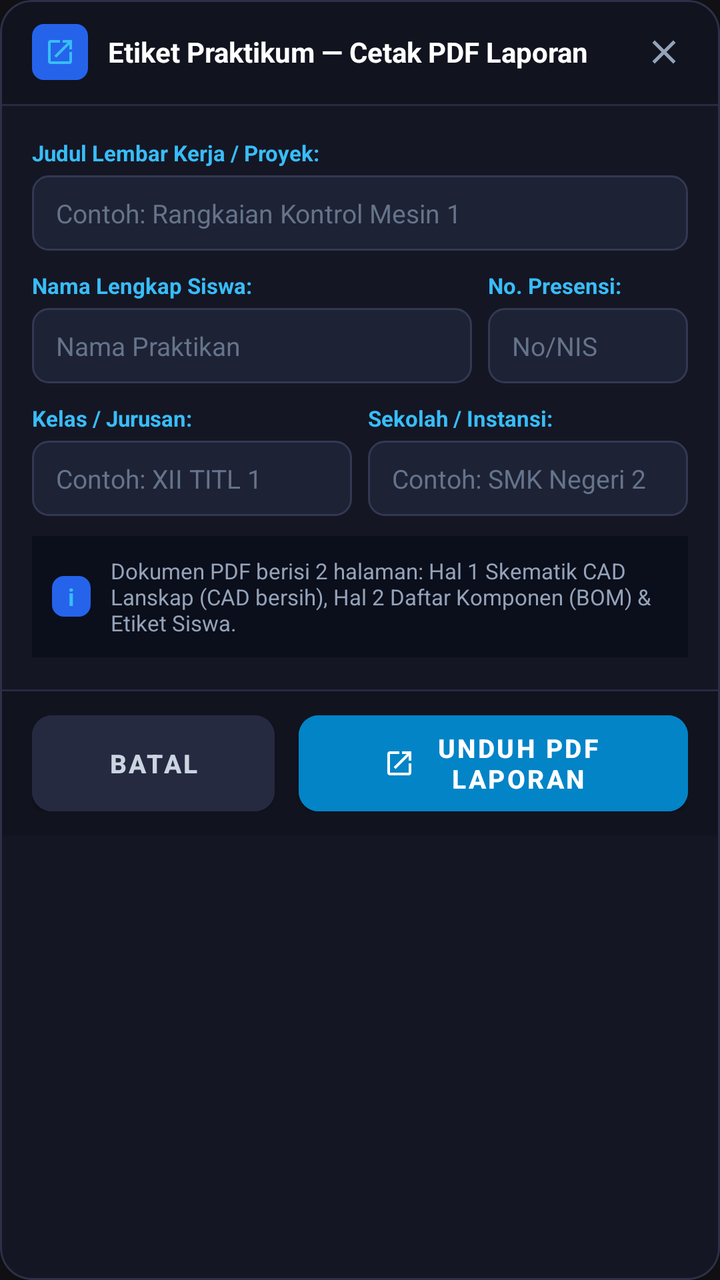
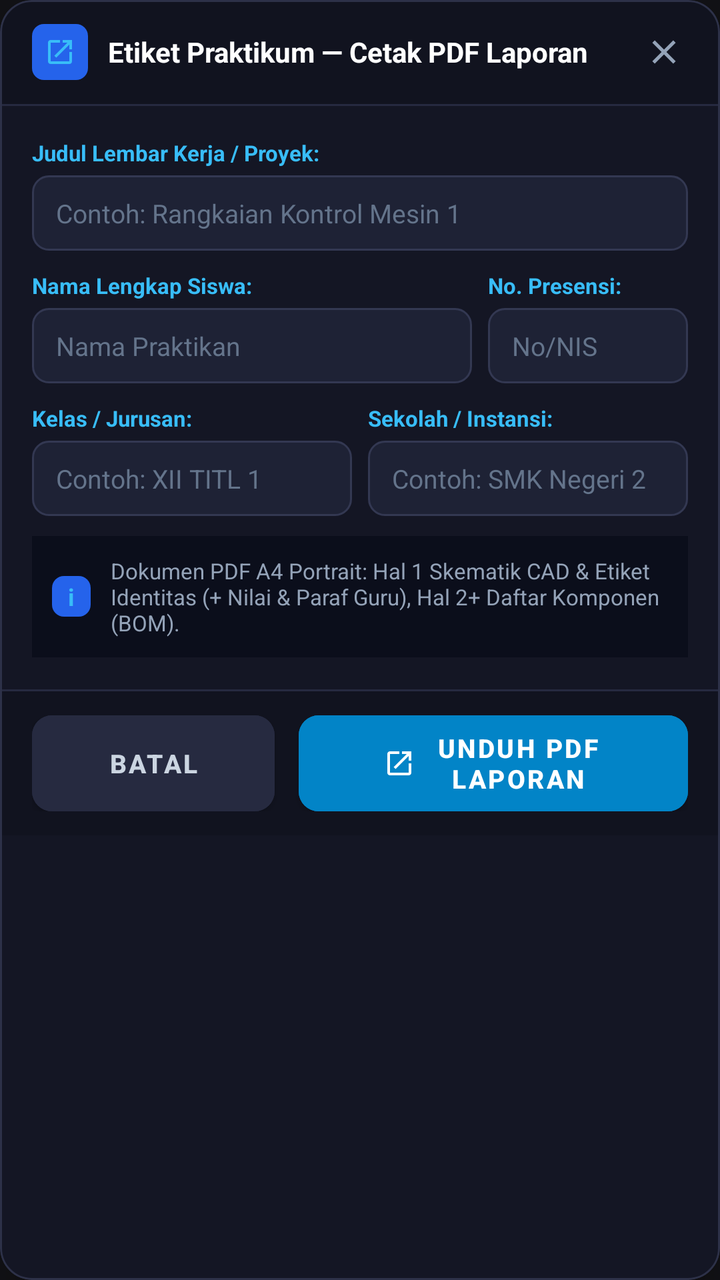

The first picture is an Android layout as it rendered before a commit; the second is the same layout after the commit. The layout source and the unified diff follow.
<!-- AndroidManifest.xml: application theme Theme.Simurelay -->
<!-- res/layout/dialog_modern_pdf_student_info.xml -->
<?xml version="1.0" encoding="utf-8"?>
<com.google.android.material.card.MaterialCardView
    xmlns:android="http://schemas.android.com/apk/res/android"
    xmlns:app="http://schemas.android.com/apk/res-auto"
    android:layout_width="match_parent"
    android:layout_height="wrap_content"
    android:layout_margin="16dp"
    app:cardBackgroundColor="#141624"
    app:cardCornerRadius="16dp"
    app:cardElevation="16dp"
    app:strokeColor="#2d3148"
    app:strokeWidth="1dp">

    <LinearLayout
        android:layout_width="match_parent"
        android:layout_height="wrap_content"
        android:orientation="vertical">

        
        <LinearLayout
            android:layout_width="match_parent"
            android:layout_height="52dp"
            android:gravity="center_vertical"
            android:orientation="horizontal"
            android:background="#11131f"
            android:paddingStart="16dp"
            android:paddingEnd="12dp">

            <FrameLayout
                android:layout_width="28dp"
                android:layout_height="28dp"
                android:background="@drawable/bg_icon_blue_square">

                <ImageView
                    android:layout_width="16dp"
                    android:layout_height="16dp"
                    android:layout_gravity="center"
                    android:src="@drawable/ic_export"
                    app:tint="#38bdf8"
                    android:contentDescription="PDF Icon" />
            </FrameLayout>

            <TextView
                android:layout_width="0dp"
                android:layout_height="wrap_content"
                android:layout_weight="1"
                android:layout_marginStart="10dp"
                android:text="Etiket Praktikum — Cetak PDF Laporan"
                android:textColor="#ffffff"
                android:textSize="14sp"
                android:textStyle="bold" />

            <ImageView
                android:id="@+id/btnClosePdfStudentInfo"
                android:layout_width="32dp"
                android:layout_height="32dp"
                android:padding="6dp"
                android:src="@drawable/ic_close"
                android:background="?android:attr/selectableItemBackgroundBorderless"
                android:clickable="true"
                android:focusable="true"
                app:tint="#94a3b8"
                android:contentDescription="Tutup" />
        </LinearLayout>

        <View
            android:layout_width="match_parent"
            android:layout_height="1dp"
            android:background="#262a40" />

        
        <ScrollView
            android:layout_width="match_parent"
            android:layout_height="wrap_content"
            android:scrollbars="vertical"
            android:fillViewport="true">

            <LinearLayout
                android:layout_width="match_parent"
                android:layout_height="wrap_content"
                android:orientation="vertical"
                android:padding="16dp">

                
                <TextView
                    android:layout_width="wrap_content"
                    android:layout_height="wrap_content"
                    android:text="Judul Lembar Kerja / Proyek:"
                    android:textColor="#38bdf8"
                    android:textSize="11sp"
                    android:textStyle="bold"
                    android:layout_marginBottom="4dp" />

                <EditText
                    android:id="@+id/etPdfProjectTitle"
                    android:layout_width="match_parent"
                    android:layout_height="wrap_content"
                    android:background="@drawable/bg_edit_text_modern"
                    android:textColor="#ffffff"
                    android:textColorHint="#64748b"
                    android:textSize="13sp"
                    android:singleLine="true"
                    android:hint="Contoh: Rangkaian Kontrol Mesin 1"
                    android:layout_marginBottom="10dp" />

                
                <LinearLayout
                    android:layout_width="match_parent"
                    android:layout_height="wrap_content"
                    android:orientation="horizontal"
                    android:layout_marginBottom="10dp">

                    <LinearLayout
                        android:layout_width="0dp"
                        android:layout_height="wrap_content"
                        android:layout_weight="2.2"
                        android:orientation="vertical"
                        android:layout_marginEnd="8dp">

                        <TextView
                            android:layout_width="wrap_content"
                            android:layout_height="wrap_content"
                            android:text="Nama Lengkap Siswa:"
                            android:textColor="#38bdf8"
                            android:textSize="11sp"
                            android:textStyle="bold"
                            android:layout_marginBottom="4dp" />

                        <EditText
                            android:id="@+id/etPdfStudentName"
                            android:layout_width="match_parent"
                            android:layout_height="wrap_content"
                            android:background="@drawable/bg_edit_text_modern"
                            android:textColor="#ffffff"
                            android:textColorHint="#64748b"
                            android:textSize="13sp"
                            android:singleLine="true"
                            android:hint="Nama Praktikan" />
                    </LinearLayout>

                    <LinearLayout
                        android:layout_width="0dp"
                        android:layout_height="wrap_content"
                        android:layout_weight="1"
                        android:orientation="vertical">

                        <TextView
                            android:layout_width="wrap_content"
                            android:layout_height="wrap_content"
                            android:text="No. Presensi:"
                            android:textColor="#38bdf8"
                            android:textSize="11sp"
                            android:textStyle="bold"
                            android:layout_marginBottom="4dp" />

                        <EditText
                            android:id="@+id/etPdfStudentPresensi"
                            android:layout_width="match_parent"
                            android:layout_height="wrap_content"
                            android:background="@drawable/bg_edit_text_modern"
                            android:textColor="#ffffff"
                            android:textColorHint="#64748b"
                            android:textSize="13sp"
                            android:singleLine="true"
                            android:hint="No/NIS" />
                    </LinearLayout>
                </LinearLayout>

                
                <LinearLayout
                    android:layout_width="match_parent"
                    android:layout_height="wrap_content"
                    android:orientation="horizontal"
                    android:layout_marginBottom="10dp">

                    <LinearLayout
                        android:layout_width="0dp"
                        android:layout_height="wrap_content"
                        android:layout_weight="1"
                        android:orientation="vertical"
                        android:layout_marginEnd="8dp">

                        <TextView
                            android:layout_width="wrap_content"
                            android:layout_height="wrap_content"
                            android:text="Kelas / Jurusan:"
                            android:textColor="#38bdf8"
                            android:textSize="11sp"
                            android:textStyle="bold"
                            android:layout_marginBottom="4dp" />

                        <EditText
                            android:id="@+id/etPdfStudentClass"
                            android:layout_width="match_parent"
                            android:layout_height="wrap_content"
                            android:background="@drawable/bg_edit_text_modern"
                            android:textColor="#ffffff"
                            android:textColorHint="#64748b"
                            android:textSize="13sp"
                            android:singleLine="true"
                            android:hint="Contoh: XII TITL 1" />
                    </LinearLayout>

                    <LinearLayout
                        android:layout_width="0dp"
                        android:layout_height="wrap_content"
                        android:layout_weight="1"
                        android:orientation="vertical">

                        <TextView
                            android:layout_width="wrap_content"
                            android:layout_height="wrap_content"
                            android:text="Sekolah / Instansi:"
                            android:textColor="#38bdf8"
                            android:textSize="11sp"
                            android:textStyle="bold"
                            android:layout_marginBottom="4dp" />

                        <EditText
                            android:id="@+id/etPdfStudentSchool"
                            android:layout_width="match_parent"
                            android:layout_height="wrap_content"
                            android:background="@drawable/bg_edit_text_modern"
                            android:textColor="#ffffff"
                            android:textColorHint="#64748b"
                            android:textSize="13sp"
                            android:singleLine="true"
                            android:hint="Contoh: SMK Negeri 2" />
                    </LinearLayout>
                </LinearLayout>

                
                <LinearLayout
                    android:layout_width="match_parent"
                    android:layout_height="wrap_content"
                    android:orientation="horizontal"
                    android:background="#0b0e1b"
                    android:padding="10dp"
                    android:gravity="center_vertical">

                    <TextView
                        android:layout_width="wrap_content"
                        android:layout_height="wrap_content"
                        android:text="i"
                        android:textColor="#38bdf8"
                        android:textStyle="bold"
                        android:textSize="12sp"
                        android:background="@drawable/bg_icon_blue_square"
                        android:paddingStart="8dp"
                        android:paddingEnd="8dp"
                        android:paddingTop="2dp"
                        android:paddingBottom="2dp"
                        android:layout_marginEnd="10dp" />

                    <TextView
                        android:layout_width="0dp"
                        android:layout_height="wrap_content"
                        android:layout_weight="1"
                        android:text="Dokumen PDF berisi 2 halaman: Hal 1 Skematik CAD Lanskap (CAD bersih), Hal 2 Daftar Komponen (BOM) &amp; Etiket Siswa."
                        android:textColor="#94a3b8"
                        android:textSize="11sp" />
                </LinearLayout>

            </LinearLayout>
        </ScrollView>

        <View
            android:layout_width="match_parent"
            android:layout_height="1dp"
            android:background="#262a40" />

        
        <LinearLayout
            android:layout_width="match_parent"
            android:layout_height="wrap_content"
            android:gravity="center_vertical"
            android:orientation="horizontal"
            android:paddingStart="16dp"
            android:paddingEnd="16dp"
            android:paddingTop="12dp"
            android:paddingBottom="12dp"
            android:background="#11131f">

            <com.google.android.material.button.MaterialButton
                android:id="@+id/btnCancelPdfStudentInfo"
                android:layout_width="0dp"
                android:layout_height="48dp"
                android:layout_weight="1"
                android:backgroundTint="#262a40"
                android:text="BATAL"
                android:textColor="#cbd5e1"
                android:textSize="13sp"
                android:textStyle="bold"
                app:cornerRadius="10dp"
                android:insetTop="0dp"
                android:insetBottom="0dp"
                android:layout_marginEnd="12dp" />

            <com.google.android.material.button.MaterialButton
                android:id="@+id/btnConfirmPdfStudentInfo"
                android:layout_width="0dp"
                android:layout_height="48dp"
                android:layout_weight="1.6"
                android:backgroundTint="#0284c7"
                android:text="UNDUH PDF LAPORAN"
                android:textColor="#ffffff"
                android:textSize="13sp"
                android:textStyle="bold"
                app:cornerRadius="10dp"
                app:icon="@drawable/ic_export"
                app:iconTint="#ffffff"
                app:iconSize="16dp"
                app:iconGravity="textStart"
                android:insetTop="0dp"
                android:insetBottom="0dp" />
        </LinearLayout>
    </LinearLayout>
</com.google.android.material.card.MaterialCardView>
<!-- resources referenced by this layout -->
<resources>
  <!-- drawable bg_edit_text_modern (drawable) -->
  <?xml version="1.0" encoding="utf-8"?>
  <shape xmlns:android="http://schemas.android.com/apk/res/android"
      android:shape="rectangle">
      <solid android:color="#1e2235" />
      <stroke
          android:width="1dp"
          android:color="#333852" />
      <corners android:radius="8dp" />
      <padding
          android:left="12dp"
          android:top="10dp"
          android:right="12dp"
          android:bottom="10dp" />
  </shape>
  <!-- drawable bg_icon_blue_square (drawable) -->
  <?xml version="1.0" encoding="utf-8"?>
  <shape xmlns:android="http://schemas.android.com/apk/res/android"
      android:shape="rectangle">
      <solid android:color="#2563eb" />
      <corners android:radius="6dp" />
  </shape>
  <!-- drawable ic_close (drawable) -->
  <vector xmlns:android="http://schemas.android.com/apk/res/android"
      android:width="24dp"
      android:height="24dp"
      android:viewportWidth="24"
      android:viewportHeight="24">
    <path
        android:fillColor="#ffffff"
        android:pathData="M19,6.41L17.59,5 12,10.59 6.41,5 5,6.41 10.59,12 5,17.59 6.41,19 12,13.41 17.59,19 19,17.59 13.41,12z"/>
  </vector>
  <!-- drawable ic_export (drawable) -->
  <vector xmlns:android="http://schemas.android.com/apk/res/android"
      android:width="24dp"
      android:height="24dp"
      android:viewportWidth="24"
      android:viewportHeight="24">
      <path
          android:fillColor="#FFFFFFFF"
          android:pathData="M19,19H5V5h7V3H5c-1.11,0 -2,0.9 -2,2v14c0,1.1 0.89,2 2,2h14c1.1,0 2,-0.9 2,-2v-7h-2v7zM14,3v2h3.59l-9.83,9.83 1.41,1.41L19,6.41V10h2V3h-7z"/>
  </vector>
  <style name="Theme.Simurelay" parent="Theme.MaterialComponents.NoActionBar">
          <item name="android:windowBackground">#121216</item>
          <item name="android:colorBackground">#121216</item>
          <item name="android:windowNoTitle">true</item>
          <item name="android:windowFullscreen">false</item>
          <item name="android:statusBarColor">@android:color/transparent</item>
          <item name="android:navigationBarColor">@android:color/transparent</item>
          <item name="android:windowDrawsSystemBarBackgrounds">true</item>
          <item name="colorPrimary">#2563eb</item>
          <item name="colorPrimaryDark">#121216</item>
          <item name="colorAccent">#38bdf8</item>
      </style>
</resources>

<!-- the commit's change to res/layout/dialog_modern_pdf_student_info.xml (unified diff, before → after) -->
@@ -256,7 +256,7 @@
                         android:layout_width="0dp"
                         android:layout_height="wrap_content"
                         android:layout_weight="1"
-                        android:text="Dokumen PDF berisi 2 halaman: Hal 1 Skematik CAD Lanskap (CAD bersih), Hal 2 Daftar Komponen (BOM) &amp; Etiket Siswa."
+                        android:text="Dokumen PDF A4 Portrait: Hal 1 Skematik CAD &amp; Etiket Identitas (+ Nilai &amp; Paraf Guru), Hal 2+ Daftar Komponen (BOM)."
                         android:textColor="#94a3b8"
                         android:textSize="11sp" />
                 </LinearLayout>
